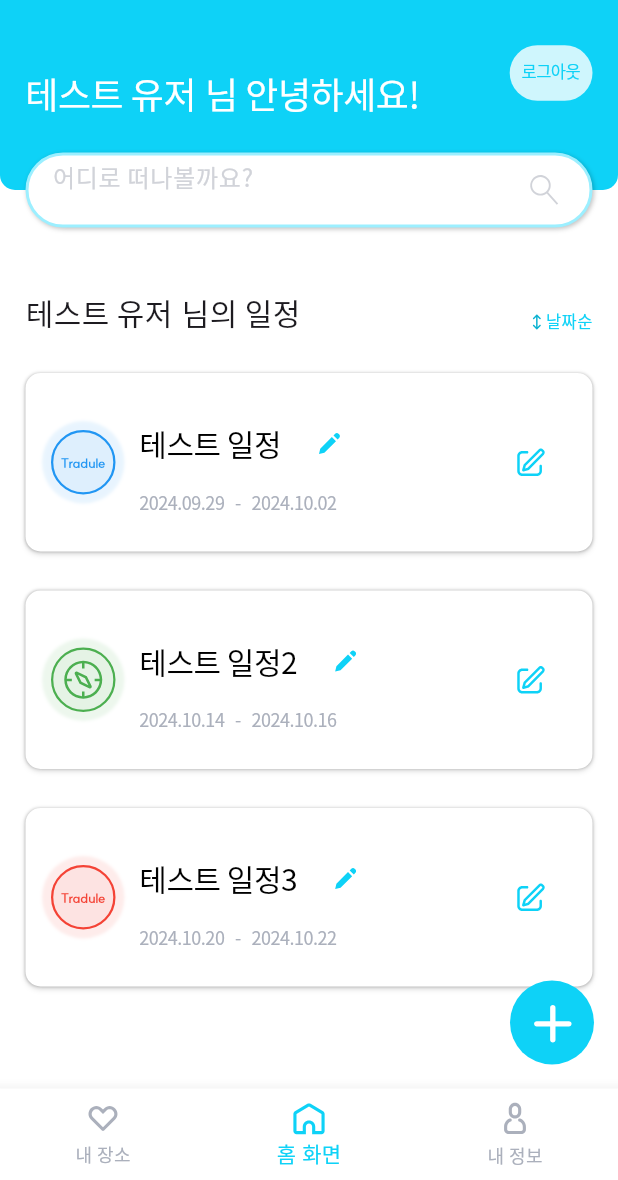
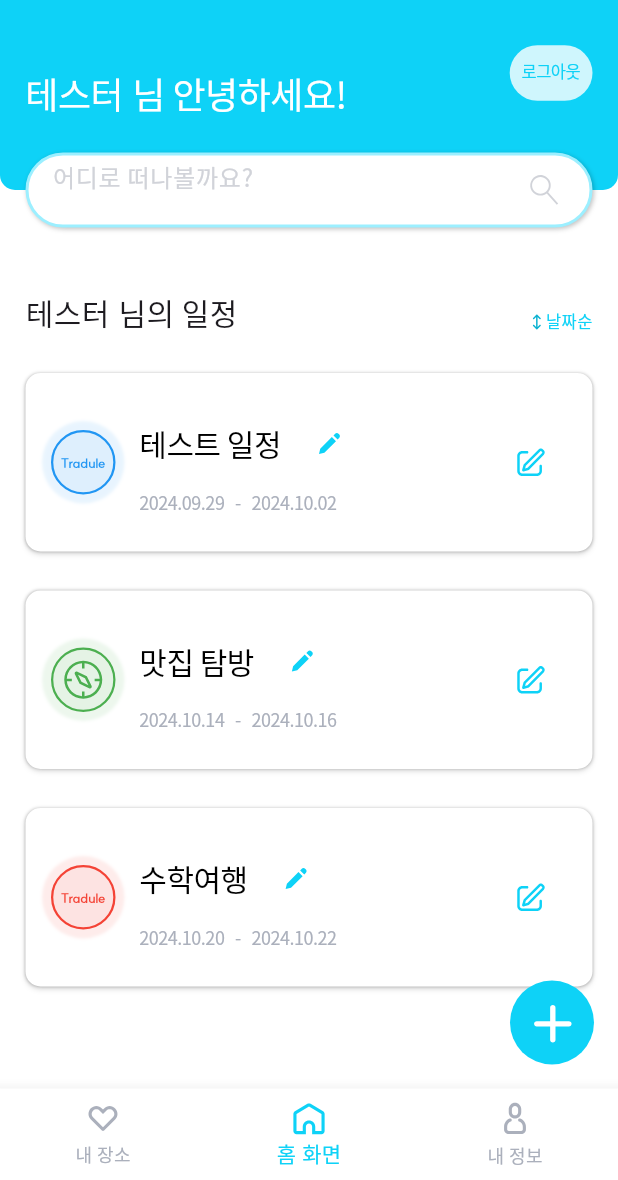
Before and after one commit to TourAPI-Utilization-Contest/client-flutter, a Flutter app: the screen it shows after launch, on a phone screen of 412 x 824 dp, the part 56-1236 px from its top. Run offline on Flutter 3.47's test engine with Material 3 defaults, Android fonts, the phone set to English and light mode, and no system bars; our stand-ins replace flutter_bloc, flutter_riverpod, flutter_svg, freezed_annotation, google_fonts, google_maps_flutter; missing offline and left inert: dashed_line, flutter_date_range_picker, kakao_flutter_sdk_common, kakao_flutter_sdk_user.

Commit message:
계정 변경
계정 변경

```diff
--- a/lib/server_wrapper/server_wrapper.dart
+++ b/lib/server_wrapper/server_wrapper.dart
@@ -36,7 +36,7 @@ class ServerWrapper {
     var itineraryIds = ['1', '2', '3'];
     userCubit.setUser(UserData(
       id: userId,
-      name: '테스트 유저',
+      name: '테스터',
       email: 'test@test',
       itineraries: itineraryIds,
     ));
@@ -45,7 +45,7 @@ class ServerWrapper {
         ItineraryData(
           id: itineraryIds[0],
           users: [userId],
-          title: '테스트 일정',
+          title: '서울 여행',
           startDate: DateTime(2024, 9, 29),
           endDate: DateTime(2024, 10, 2),
           iconColor: Colors.blue,
@@ -141,7 +141,7 @@ class ServerWrapper {
         ItineraryData(
           id: itineraryIds[1],
           users: [userId],
-          title: '테스트 일정2',
+          title: '맛집 탐방',
           startDate: DateTime(2024, 10, 14),
           endDate: DateTime(2024, 10, 16),
           iconPath: 'assets/icon/나침판.svg',
@@ -152,7 +152,7 @@ class ServerWrapper {
         ItineraryData(
           id: itineraryIds[2],
           users: [userId],
-          title: '테스트 일정3',
+          title: '수학여행',
           startDate: DateTime(2024, 10, 20),
           endDate: DateTime(2024, 10, 22),
           iconColor: Colors.red,
--- a/pubspec.yaml
+++ b/pubspec.yaml
@@ -52,7 +52,7 @@ dependencies:
   flutter_iconpicker: ^4.0.1
   freezed_annotation: ^2.4.4
   dashed_line: ^0.1.0+3
-  google_maps_routes: ^1.1.2
+#  google_maps_routes: ^1.1.2
 
   # The following adds the Cupertino Icons font to your application.
   # Use with the CupertinoIcons class for iOS style icons.
```
